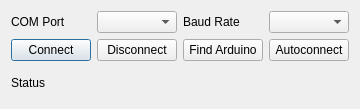
Old version of the form ArduinoPCKeyboardController/Interfaces/Ui_MainDialog.ui in the repository manashmandal/ArduinoPCKeyboardController.
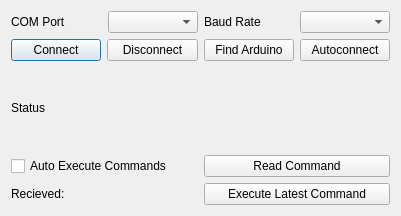
New version of the form.

The edit to the form file:
```diff
--- a/ArduinoPCKeyboardController/Interfaces/Ui_MainDialog.ui
+++ b/ArduinoPCKeyboardController/Interfaces/Ui_MainDialog.ui
@@ -6,8 +6,8 @@
    <rect>
     <x>0</x>
     <y>0</y>
-    <width>357</width>
-    <height>109</height>
+    <width>401</width>
+    <height>216</height>
    </rect>
   </property>
   <property name="windowTitle">
@@ -28,21 +28,7 @@
      </item>
     </layout>
    </item>
-   <item row="0" column="1">
-    <layout class="QHBoxLayout" name="baudRateHBoxLayout">
-     <item>
-      <widget class="QLabel" name="baudRateLabel">
-       <property name="text">
-        <string>Baud Rate</string>
-       </property>
-      </widget>
-     </item>
-     <item>
-      <widget class="QComboBox" name="baudRateComboBox"/>
-     </item>
-    </layout>
-   </item>
-   <item row="1" column="0" colspan="2">
+   <item row="2" column="0" colspan="2">
     <layout class="QHBoxLayout" name="pushButtonHBoxLayout">
      <item>
       <widget class="QPushButton" name="connectButton">
@@ -74,13 +60,55 @@
      </item>
     </layout>
    </item>
-   <item row="2" column="0" colspan="2">
+   <item row="0" column="1">
+    <layout class="QHBoxLayout" name="baudRateHBoxLayout">
+     <item>
+      <widget class="QLabel" name="baudRateLabel">
+       <property name="text">
+        <string>Baud Rate</string>
+       </property>
+      </widget>
+     </item>
+     <item>
+      <widget class="QComboBox" name="baudRateComboBox"/>
+     </item>
+    </layout>
+   </item>
+   <item row="3" column="0" colspan="2">
     <widget class="QLabel" name="statusLabel">
      <property name="text">
       <string>Status</string>
      </property>
     </widget>
    </item>
+   <item row="4" column="0">
+    <widget class="QCheckBox" name="autoExecCheckBox">
+     <property name="text">
+      <string>Auto Execute Commands</string>
+     </property>
+    </widget>
+   </item>
+   <item row="4" column="1">
+    <widget class="QPushButton" name="readCommandButton">
+     <property name="text">
+      <string>Read Command</string>
+     </property>
+    </widget>
+   </item>
+   <item row="5" column="1">
+    <widget class="QPushButton" name="executeLatestCommandButton">
+     <property name="text">
+      <string>Execute Latest Command</string>
+     </property>
+    </widget>
+   </item>
+   <item row="5" column="0">
+    <widget class="QLabel" name="commandLabel">
+     <property name="text">
+      <string>Recieved: </string>
+     </property>
+    </widget>
+   </item>
   </layout>
  </widget>
  <resources/>
```
